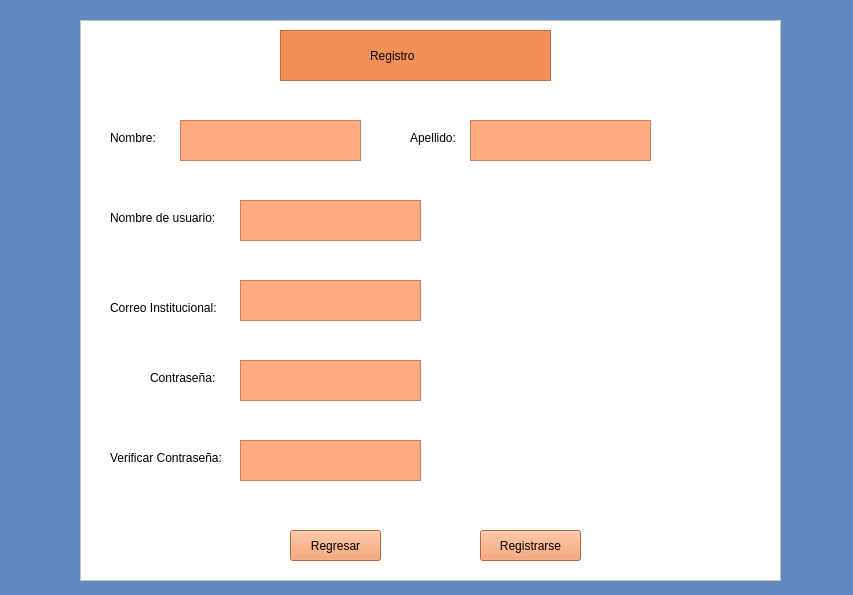
Before: the Qt Designer form registro.ui in Shanem007/AulaVirtual, drawn with Qt 5.
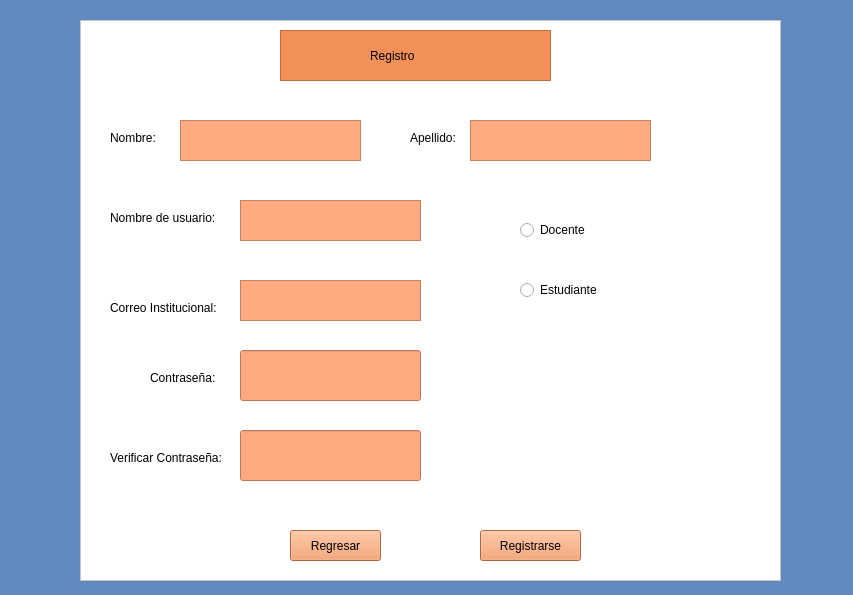
After: the same form once the commit is applied.

The edit to the form file:
```diff
--- a/registro.ui
+++ b/registro.ui
@@ -230,32 +230,6 @@
      <string notr="true">background-color: rgb(255, 170, 127);</string>
     </property>
    </widget>
-   <widget class="QTextEdit" name="Contra">
-    <property name="geometry">
-     <rect>
-      <x>160</x>
-      <y>340</y>
-      <width>181</width>
-      <height>41</height>
-     </rect>
-    </property>
-    <property name="styleSheet">
-     <string notr="true">background-color: rgb(255, 170, 127);</string>
-    </property>
-   </widget>
-   <widget class="QTextEdit" name="verificarContra">
-    <property name="geometry">
-     <rect>
-      <x>160</x>
-      <y>420</y>
-      <width>181</width>
-      <height>41</height>
-     </rect>
-    </property>
-    <property name="styleSheet">
-     <string notr="true">background-color: rgb(255, 170, 127);</string>
-    </property>
-   </widget>
    <widget class="QPushButton" name="botonRegresar1">
     <property name="geometry">
      <rect>
@@ -290,6 +264,64 @@
      <string>Registrarse</string>
     </property>
    </widget>
+   <widget class="QRadioButton" name="radioButton">
+    <property name="geometry">
+     <rect>
+      <x>440</x>
+      <y>200</y>
+      <width>89</width>
+      <height>20</height>
+     </rect>
+    </property>
+    <property name="text">
+     <string>Docente</string>
+    </property>
+   </widget>
+   <widget class="QRadioButton" name="radioButton_2">
+    <property name="geometry">
+     <rect>
+      <x>440</x>
+      <y>260</y>
+      <width>89</width>
+      <height>20</height>
+     </rect>
+    </property>
+    <property name="text">
+     <string>Estudiante</string>
+    </property>
+   </widget>
+   <widget class="QLineEdit" name="VerificarClave">
+    <property name="geometry">
+     <rect>
+      <x>160</x>
+      <y>410</y>
+      <width>181</width>
+      <height>51</height>
+     </rect>
+    </property>
+    <property name="styleSheet">
+     <string notr="true">background-color: rgb(255, 170, 127);</string>
+    </property>
+    <property name="echoMode">
+     <enum>QLineEdit::Password</enum>
+    </property>
+   </widget>
+   <widget class="QLineEdit" name="Clave">
+    <property name="geometry">
+     <rect>
+      <x>160</x>
+      <y>330</y>
+      <width>181</width>
+      <height>51</height>
+     </rect>
+    </property>
+    <property name="styleSheet">
+     <string notr="true">background-color: rgb(255, 170, 127);</string>
+    </property>
+    <property name="echoMode">
+     <enum>QLineEdit::Password</enum>
+    </property>
+   </widget>
   </widget>
  </widget>
  <resources>
```
Left out of the diff: 2 changed lines with no effect on the pictures.
